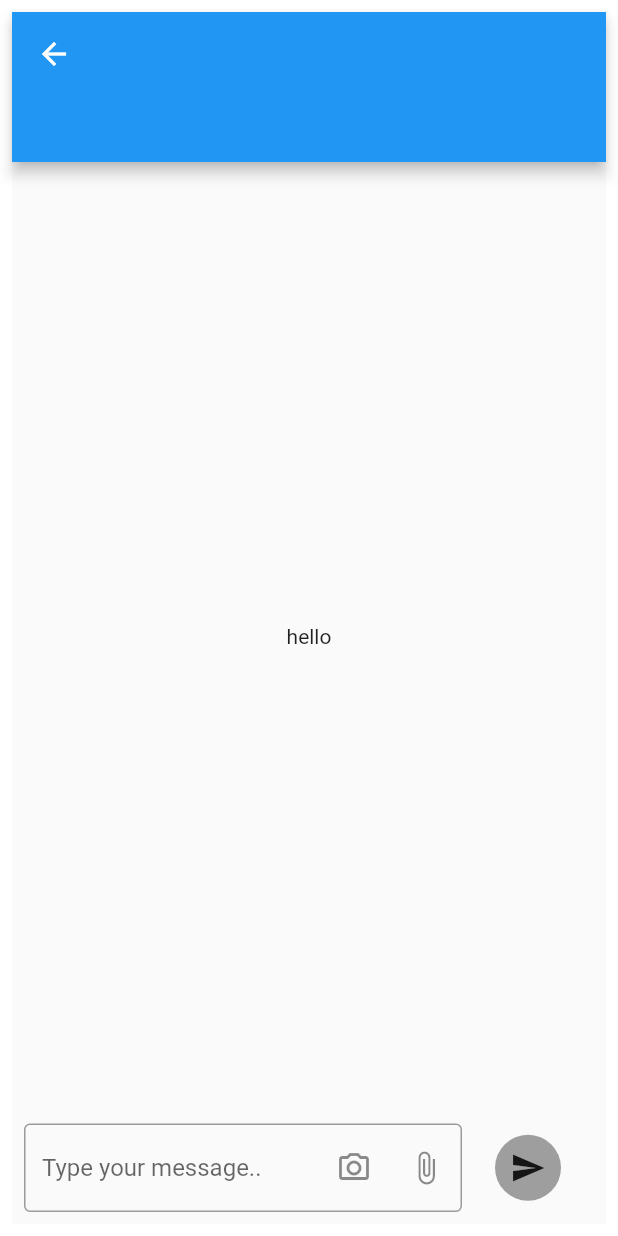
After one commit to haslek/crypte_app, a Flutter app: the MessageRoomScreen screen opened directly, on a phone screen of 412 x 824 dp. The commit adds this screen. Run offline on Flutter 3.47's test engine with Material 2 defaults, Android fonts, the phone set to English and light mode, and no system bars; our stand-ins replace font_awesome_flutter, get_it, socket_io_client.

Commit message:
message room ui updated

```diff
--- a/lib/chats/message_dashboard.dart
+++ b/lib/chats/message_dashboard.dart
@@ -1,3 +1,4 @@
+import 'package:cryptem_app/chats/message_room_screen.dart';
 import 'package:flutter/cupertino.dart';
 import 'package:flutter/material.dart';
 import 'package:font_awesome_flutter/font_awesome_flutter.dart';
@@ -84,9 +85,14 @@ class _MessageDashboardScreenState extends State<MessageDashboardScreen> {
                     child: ListView.builder(
                       itemCount: items.length + 8,
                       itemBuilder: (context,index){
-                        return Container(
+                        return InkWell(
+                          onTap: (){
+                            Navigator.push(context, MaterialPageRoute(builder: (context)=>MessageRoomScreen()),);
+                          },
+                          child: Container(
                             decoration: BoxDecoration(
-                            border: Border.all(color: Colors.black12,width: 2.0)
+                              border: Border.all(color: Colors.black12,width: 2.0),
+                              borderRadius: BorderRadius.circular(10)
                             ),
                             child: ListTile(
                               leading: CircleAvatar(
@@ -96,6 +102,7 @@ class _MessageDashboardScreenState extends State<MessageDashboardScreen> {
                               trailing: Text("$index"),
                               title: Text("My name$index"),
                               subtitle: Text("07090909090"),
+                            ),
                           ),
                         );
                       }
--- /dev/null
+++ b/lib/chats/message_room_screen.dart
@@ -0,0 +1,94 @@
+import 'package:cryptem_app/utils.dart';
+import 'package:flutter/cupertino.dart';
+import 'package:flutter/material.dart';
+import 'package:get_it/get_it.dart';
+
+class MessageRoomScreen extends StatefulWidget {
+
+  @override
+  _MessageRoomScreenState createState() => _MessageRoomScreenState();
+}
+
+class _MessageRoomScreenState extends State<MessageRoomScreen> {
+  SocketService socketService = GetIt.instance<SocketService>();
+  @override
+  Widget build(BuildContext context) {
+    return Container(
+      padding: EdgeInsets.all(8.0),
+      child: Scaffold(
+        appBar: PreferredSize(
+          preferredSize: Size.fromHeight(100),
+          child: AppBar(
+            centerTitle: true,
+            // flexibleSpace: ,
+          ),
+        ),
+        body: SafeArea(
+          child: Column(
+            mainAxisAlignment: MainAxisAlignment.spaceBetween,
+            crossAxisAlignment: CrossAxisAlignment.stretch,
+            children: [
+              Expanded(
+                child: StreamBuilder<Object>(
+                  stream: socketService.getResponse,
+                  builder: (context, snapshot) {
+                    return Center(child: Text("hello"),);
+                  }
+                ),
+              ),
+              Padding(
+                padding: const EdgeInsets.all(8.0),
+                child: Container(
+                  child: Row(
+                    crossAxisAlignment: CrossAxisAlignment.center,
+                    children: [
+                      Expanded(child: TextField(
+                        onChanged: (value){
+
+                        },
+                        maxLines: 10,
+                        minLines: 1,
+                        decoration: InputDecoration(
+                          hintText: "Type your message..",
+                          border: OutlineInputBorder(),
+                          suffixIcon: Row(
+                            mainAxisAlignment: MainAxisAlignment.spaceBetween,
+                            mainAxisSize: MainAxisSize.min,
+                            children: [
+                              IconButton(
+                                  icon: Icon(Icons.camera_alt_outlined),
+                                onPressed: (){
+
+                                },
+                              ),
+                              IconButton(
+                                icon: Icon(Icons.attach_file),
+                                onPressed: (){
+
+                                },
+                              ),
+                            ],
+                          )
+                        ),
+                      )),
+                      RawMaterialButton(
+                        onPressed: null,
+                        elevation: 2.0,
+                        fillColor: Colors.grey,
+                        child: Icon(Icons.send),
+                        shape: CircleBorder(),
+
+                        padding: EdgeInsets.all(10.0),
+                        // materialTapTargetSize: MaterialTapTargetSize.shrinkWrap,
+                      )
+                    ],
+                  ),
+                ),
+              )
+            ],
+          ),
+        ),
+      ),
+    );
+  }
+}
--- a/lib/main.dart
+++ b/lib/main.dart
@@ -3,7 +3,7 @@ import 'package:cryptem_app/service_locator.dart';
 import 'package:flutter/material.dart';
 
 void main() {
-  // setUpLocator();
+  setUpLocator();
   runApp(MyApp());
 }
 
```
Lines whose indentation alone changed are shown as unchanged.
